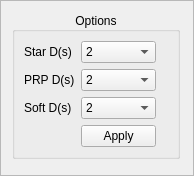
Before: the Qt Designer form ui/optionsframe.ui in eshenhu/QtDemo, drawn with Qt 5.
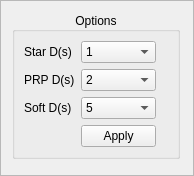
After: the same form once the commit is applied.

Patch:
```diff
--- a/ui/optionsframe.ui
+++ b/ui/optionsframe.ui
@@ -86,6 +86,11 @@
           <height>16777215</height>
          </size>
         </property>
+        <item>
+         <property name="text">
+          <string>1</string>
+         </property>
+        </item>
         <item>
          <property name="text">
           <string>2</string>
@@ -205,11 +210,6 @@
           <height>16777215</height>
          </size>
         </property>
-        <item>
-         <property name="text">
-          <string>2</string>
-         </property>
-        </item>
         <item>
          <property name="text">
           <string>5</string>
```
